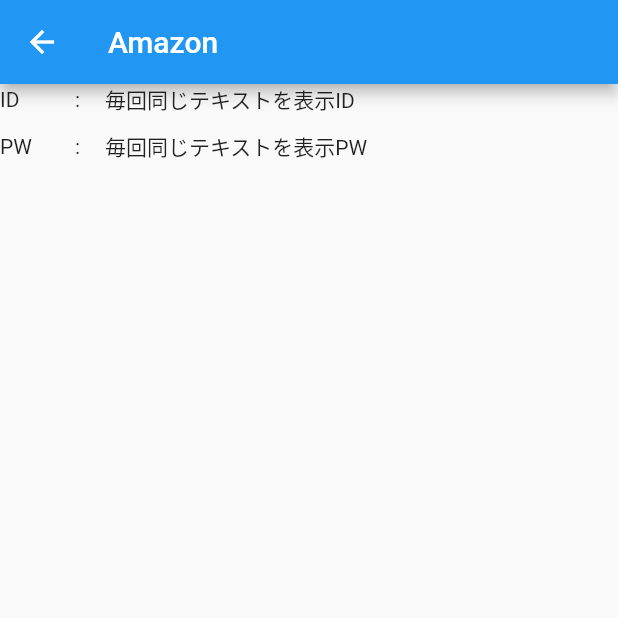
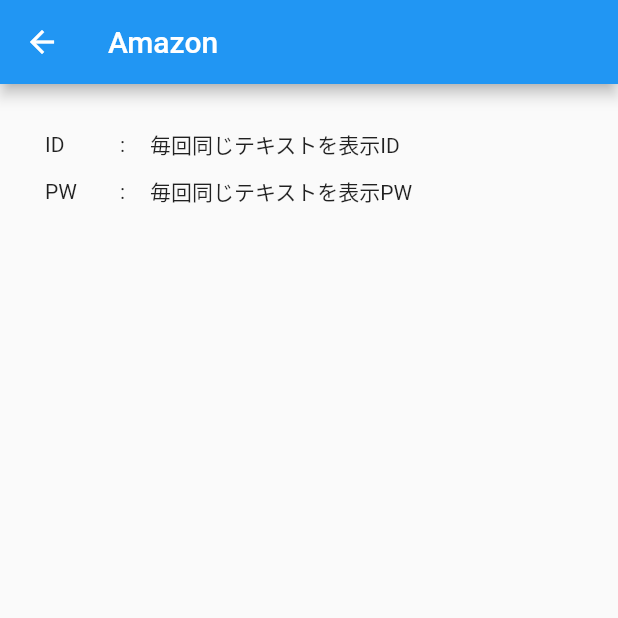
Before and after one commit to hsgw-yuta/flutter_app_starter, a Flutter app: the screen it shows after launch, after a tap on "Amazon", on a phone screen of 412 x 824 dp, the top half of it. Run offline on Flutter 3.47's test engine with Material 2 defaults, Android fonts, the phone set to English and light mode, and no system bars.

Commit message:
PW/IDのLayout編集

```diff
--- a/lib/next_page.dart
+++ b/lib/next_page.dart
@@ -15,7 +15,9 @@
       appBar: AppBar(
         title: Text(widget.title),
       ),
-      body: Column(
+      body: Padding(
+        padding: EdgeInsets.all(30.0),
+        child: Column(
           // 縦
           children: <Widget>[
             Row(
@@ -54,6 +56,7 @@
             ),
           ],
         ),
+      ),
     );
   }
 }
```
Lines whose indentation alone changed are shown as unchanged.
